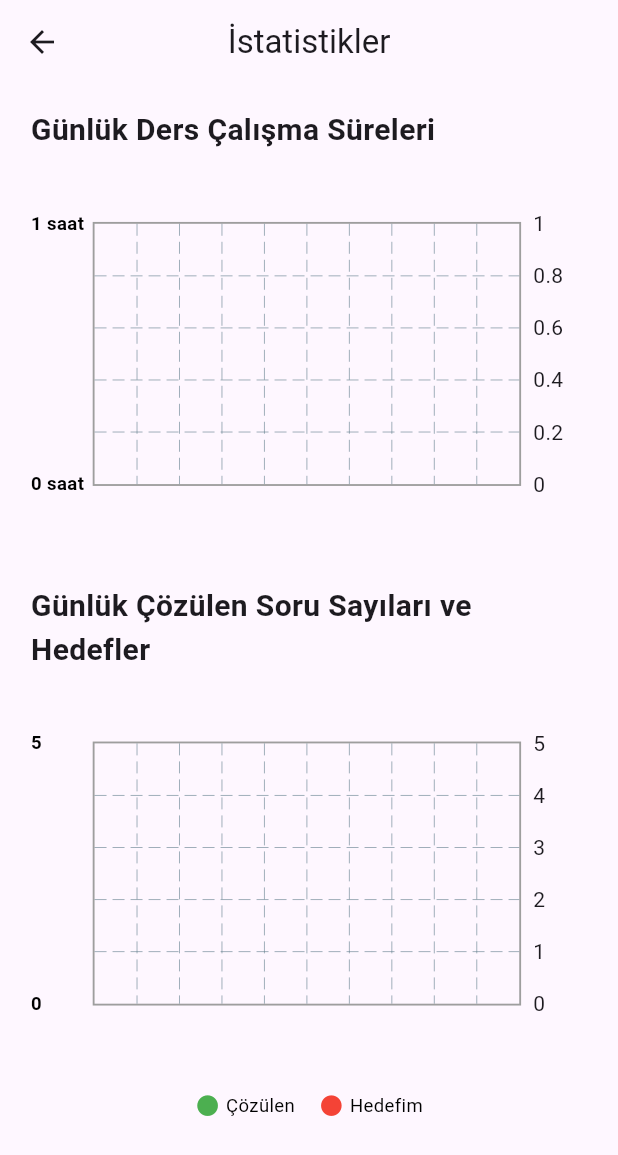
After one commit to tarikbt23/studybuddy_v2, a Flutter app: the StartStudy screen opened directly, after a tap on "İstatistikler", on a phone screen of 412 x 824 dp. The commit adds this screen. Shown: the top 1155 px of the screen. Run offline on Flutter 3.47's test engine with Material 3 defaults, Android fonts, the phone set to English and light mode, and no system bars; drawn by our look-alikes of fl_chart; our stand-ins replace animate_do, cloud_firestore, curved_navigation_bar, firebase_auth, firebase_core, flutter_sizer and 6 more; accounts and stored records are empty.

Commit message:
leader board and statistics page added

```diff
--- a/lib/views/student/mainscreen.dart
+++ b/lib/views/student/mainscreen.dart
@@ -3,6 +3,7 @@ import 'package:flutter/material.dart';
 import 'package:study_buddy/loading_indicator.dart';
 import 'package:study_buddy/service/auth_service.dart';
 import 'package:study_buddy/service/motivation_service.dart';
+import 'package:study_buddy/views/leaderBoard.dart';
 import 'package:study_buddy/views/settings.dart';
 import 'package:study_buddy/views/student/startstudy.dart';
 
@@ -173,7 +174,10 @@ class _MainScreenState extends State<MainScreen> {
               // İlk öğeye tıklandığında yapılacak işlem
               break;
             case 1:
-              // İkinci öğeye tıklandığında yapılacak işlem
+              Navigator.push(
+                  context,
+                  MaterialPageRoute(
+                      builder: (context) => const LeaderboardPage()));
               break;
             case 2:
               // Üçüncü öğeye tıklandığında yapılacak işlem
--- a/lib/views/student/startstudy.dart
+++ b/lib/views/student/startstudy.dart
@@ -5,6 +5,7 @@ import 'package:study_buddy/views/student/ipuclari.dart';
 import 'package:study_buddy/views/student/kalangun.dart';
 import 'package:study_buddy/views/student/konuCalis.dart';
 import 'package:study_buddy/views/student/konulariTara.dart';
+import 'package:study_buddy/views/student/statistics.dart';
 
 class StartStudy extends StatefulWidget {
   const StartStudy({super.key});
@@ -116,6 +117,10 @@ class _StartStudyState extends State<StartStudy> {
                     icon: Icons.bar_chart,
                     label: 'İstatistikler',
                     onTap: () {
+                      Navigator.push(
+                          context,
+                          MaterialPageRoute(
+                              builder: (context) => const StatisticsPage()));
                     },
                   ),
                 ],
--- /dev/null
+++ b/lib/views/student/statistics.dart
@@ -0,0 +1,293 @@
+import 'package:flutter/material.dart';
+import 'package:cloud_firestore/cloud_firestore.dart';
+import 'package:firebase_auth/firebase_auth.dart';
+import 'package:study_buddy/service/auth_service.dart';
+import 'package:fl_chart/fl_chart.dart';
+
+class StatisticsPage extends StatefulWidget {
+  const StatisticsPage({super.key});
+
+  @override
+  _StatisticsPageState createState() => _StatisticsPageState();
+}
+
+class _StatisticsPageState extends State<StatisticsPage> {
+  final AuthService _authService = AuthService();
+  Map<String, String> _dailyStudyTimes = {};
+  Map<String, int> _dailyQuestionCounts = {};
+  Map<String, int> _userTargets = {};
+
+  @override
+  void initState() {
+    super.initState();
+    _loadStudyStatistics();
+    _loadDailyQuestionCounts();
+    _loadUserTargets();
+  }
+
+  Future<void> _loadStudyStatistics() async {
+    User? user = FirebaseAuth.instance.currentUser;
+    if (user != null) {
+      QuerySnapshot studyTimesSnapshot = await FirebaseFirestore.instance
+          .collection('users')
+          .doc(user.uid)
+          .collection('study_times')
+          .get();
+      Map<String, String> studyTimes = {};
+      for (var doc in studyTimesSnapshot.docs) {
+        String subject = doc.id;
+        String duration = doc['duration'];
+        studyTimes[subject] = duration;
+      }
+      setState(() {
+        _dailyStudyTimes = studyTimes;
+      });
+    }
+  }
+
+  Future<void> _loadDailyQuestionCounts() async {
+    User? user = FirebaseAuth.instance.currentUser;
+    if (user != null) {
+      QuerySnapshot questionCountsSnapshot = await FirebaseFirestore.instance
+          .collection('users')
+          .doc(user.uid)
+          .collection('daily_counts')
+          .get();
+      Map<String, int> questionCounts = {};
+      for (var doc in questionCountsSnapshot.docs) {
+        String subject = doc.id;
+        int count = doc['count'];
+        questionCounts[subject] = count;
+      }
+      setState(() {
+        _dailyQuestionCounts = questionCounts;
+      });
+    }
+  }
+
+  Future<void> _loadUserTargets() async {
+    User? user = FirebaseAuth.instance.currentUser;
+    if (user != null) {
+      Map<String, int> targets = await _authService.getUserTargets();
+      setState(() {
+        _userTargets = targets;
+      });
+    }
+  }
+
+  double _parseDurationToHours(String durationString) {
+    List<String> parts = durationString.split(':');
+    int hours = int.parse(parts[0]);
+    int minutes = int.parse(parts[1]);
+    return hours + minutes / 60.0;
+  }
+
+  @override
+  Widget build(BuildContext context) {
+    final double screenHeight = MediaQuery.of(context).size.height;
+    final double screenWidth = MediaQuery.of(context).size.width;
+
+    return Scaffold(
+      appBar: AppBar(
+        title: const Text("İstatistikler"),
+        centerTitle: true,
+      ),
+      body: Padding(
+        padding: EdgeInsets.symmetric(
+          horizontal: screenWidth * 0.05,
+          vertical: screenHeight * 0.02,
+        ),
+        child: ListView(
+          children: [
+            const Text(
+              "Günlük Ders Çalışma Süreleri",
+              style: TextStyle(fontSize: 20, fontWeight: FontWeight.bold),
+            ),
+            SizedBox(height: screenHeight * 0.02),
+            SizedBox(
+              height: screenHeight * 0.3,
+              child: BarChart(
+                BarChartData(
+                  alignment: BarChartAlignment.spaceAround,
+                  maxY: _getMaxYValue(_dailyStudyTimes.values),
+                  barGroups: _dailyStudyTimes.entries.map((entry) {
+                    return BarChartGroupData(
+                      x: _dailyStudyTimes.keys.toList().indexOf(entry.key),
+                      barRods: [
+                        BarChartRodData(
+                          toY: _parseDurationToHours(entry.value),
+                          color: Colors.blue,
+                          width: screenWidth * 0.04,
+                        ),
+                      ],
+                    );
+                  }).toList(),
+                  titlesData: FlTitlesData(
+                    bottomTitles: AxisTitles(
+                      sideTitles: SideTitles(
+                        showTitles: true,
+                        getTitlesWidget: (value, meta) {
+                          return Padding(
+                            padding: const EdgeInsets.only(top: 8.0),
+                            child: Text(
+                              _dailyStudyTimes.keys.elementAt(value.toInt()),
+                              style: TextStyle(
+                                color: Colors.black,
+                                fontWeight: FontWeight.bold,
+                                fontSize: screenWidth * 0.03,
+                              ),
+                            ),
+                          );
+                        },
+                        reservedSize: screenHeight * 0.05,
+                      ),
+                    ),
+                    leftTitles: AxisTitles(
+                      sideTitles: SideTitles(
+                        showTitles: true,
+                        interval: 1,
+                        getTitlesWidget: (value, meta) {
+                          return Text(
+                            "${value.toInt()} saat",
+                            style: TextStyle(
+                              color: Colors.black,
+                              fontWeight: FontWeight.bold,
+                              fontSize: screenWidth * 0.03,
+                            ),
+                          );
+                        },
+                        reservedSize: screenWidth * 0.1,
+                      ),
+                    ),
+                  ),
+                  gridData: FlGridData(show: true),
+                  borderData: FlBorderData(
+                    show: true,
+                    border: Border.all(
+                      color: Colors.grey,
+                      width: screenWidth * 0.003,
+                    ),
+                  ),
+                ),
+              ),
+            ),
+            SizedBox(height: screenHeight * 0.03),
+            const Text(
+              "Günlük Çözülen Soru Sayıları ve Hedefler",
+              style: TextStyle(fontSize: 20, fontWeight: FontWeight.bold),
+            ),
+            SizedBox(height: screenHeight * 0.02),
+            SizedBox(
+              height: screenHeight * 0.3,
+              child: BarChart(
+                BarChartData(
+                  alignment: BarChartAlignment.spaceAround,
+                  maxY: _getMaxYValueInt(_dailyQuestionCounts.values.followedBy(_userTargets.values)),
+                  barGroups: _dailyQuestionCounts.entries.map((entry) {
+                    int target = _userTargets[entry.key] ?? 0;
+                    return BarChartGroupData(
+                      x: _dailyQuestionCounts.keys.toList().indexOf(entry.key),
+                      barRods: [
+                        BarChartRodData(
+                          toY: entry.value.toDouble(),
+                          color: Colors.green,
+                          width: screenWidth * 0.04,
+                        ),
+                        BarChartRodData(
+                          toY: target.toDouble(),
+                          color: Colors.red,
+                          width: screenWidth * 0.04,
+                        ),
+                      ],
+                    );
+                  }).toList(),
+                  titlesData: FlTitlesData(
+                    bottomTitles: AxisTitles(
+                      sideTitles: SideTitles(
+                        showTitles: true,
+                        getTitlesWidget: (value, meta) {
+                          return Padding(
+                            padding: const EdgeInsets.only(top: 8.0),
+                            child: Text(
+                              _dailyQuestionCounts.keys.elementAt(value.toInt()),
+                              style: TextStyle(
+                                color: Colors.black,
+                                fontWeight: FontWeight.bold,
+                                fontSize: screenWidth * 0.03,
+                              ),
+                            ),
+                          );
+                        },
+                        reservedSize: screenHeight * 0.05,
+                      ),
+                    ),
+                    leftTitles: AxisTitles(
+                      sideTitles: SideTitles(
+                        showTitles: true,
+                        interval: 5,
+                        getTitlesWidget: (value, meta) {
+                          return Text(
+                            "${value.toInt()}",
+                            style: TextStyle(
+                              color: Colors.black,
+                              fontWeight: FontWeight.bold,
+                              fontSize: screenWidth * 0.03,
+                            ),
+                          );
+                        },
+                        reservedSize: screenWidth * 0.1,
+                      ),
+                    ),
+                  ),
+                  gridData: FlGridData(show: true),
+                  borderData: FlBorderData(
+                    show: true,
+                    border: Border.all(
+                      color: Colors.grey,
+                      width: screenWidth * 0.003,
+                    ),
+                  ),
+                ),
+              ),
+            ),
+            // Legend for colors
+            SizedBox(height: screenHeight * 0.02),
+            Row(
+              mainAxisAlignment: MainAxisAlignment.center,
+              children: [
+                Icon(Icons.circle, color: Colors.green, size: screenWidth * 0.04),
+                const SizedBox(width: 4),
+                Text("Çözülen", style: TextStyle(color: Colors.black, fontSize: screenWidth * 0.03)),
+                const SizedBox(width: 16),
+                Icon(Icons.circle, color: Colors.red, size: screenWidth * 0.04),
+                const SizedBox(width: 4),
+                Text("Hedefim", style: TextStyle(color: Colors.black, fontSize: screenWidth * 0.03)),
+              ],
+            ),
+          ],
+        ),
+      ),
+    );
+  }
+
+  double _getMaxYValue(Iterable<String> durations) {
+    double maxValue = 0;
+    for (var duration in durations) {
+      double value = _parseDurationToHours(duration);
+      if (value > maxValue) {
+        maxValue = value;
+      }
+    }
+    return maxValue + 1;
+  }
+
+  double _getMaxYValueInt(Iterable<int> values) {
+    int maxValue = 0;
+    for (var value in values) {
+      if (value > maxValue) {
+        maxValue = value;
+      }
+    }
+    return maxValue.toDouble() + 5;
+  }
+}
--- a/pubspec.yaml
+++ b/pubspec.yaml
@@ -50,6 +50,8 @@ dependencies:
   provider: ^6.1.2
   workmanager: ^0.5.2
   qr_flutter: ^4.1.0
+  fl_chart: ^0.69.0
+  intl: ^0.19.0
 
 dev_dependencies:
   flutter_test:
```
Also changed, not shown: lib/constants.dart (+9 -4 lines), lib/service/auth_service.dart (+106 -42 lines), lib/views/leaderBoard.dart (added, +128 -0 lines), pubspec.lock.
